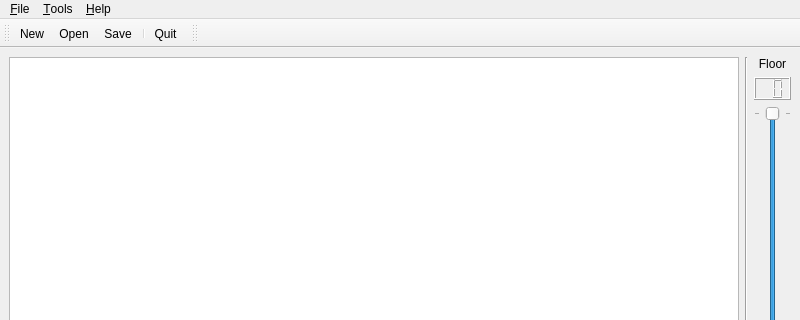
Before: the Qt Designer form ui/mainwindow.ui in gja/lblock, drawn with Qt 5; both pictures show x 0 to 800 and y 0 to 320 of the 800 by 600 pixel window.
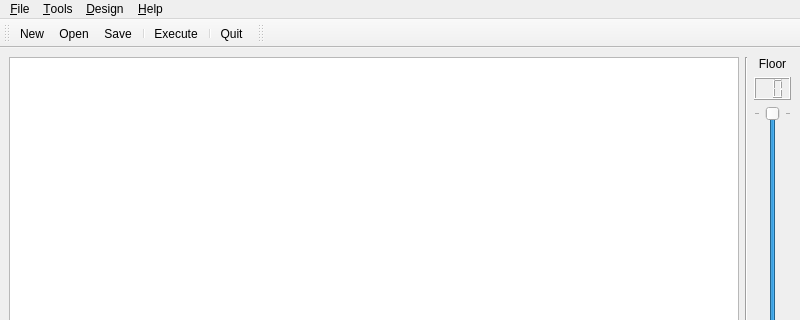
After: the same form once the commit is applied. Icons and pictures are not drawn.

Commit message: Added Execute Button

The edit to the form file:
```diff
--- a/ui/mainwindow.ui
+++ b/ui/mainwindow.ui
@@ -127,8 +127,15 @@
     <addaction name="separator" />
     <addaction name="menuToolbars" />
    </widget>
+   <widget class="QMenu" name="menu_Design" >
+    <property name="title" >
+     <string>&amp;Design</string>
+    </property>
+    <addaction name="actionExecute" />
+   </widget>
    <addaction name="menu_File" />
    <addaction name="menu_Tools" />
+   <addaction name="menu_Design" />
    <addaction name="menu_Help" />
   </widget>
   <widget class="QToolBar" name="fileToolbar" >
@@ -154,6 +161,8 @@
    <addaction name="action_Open" />
    <addaction name="action_Save" />
    <addaction name="separator" />
+   <addaction name="actionExecute" />
+   <addaction name="separator" />
    <addaction name="actionQuit" />
   </widget>
   <widget class="QToolBar" name="itemsToolBar" >
@@ -267,6 +276,15 @@
     <string>About Qt</string>
    </property>
   </action>
+  <action name="actionExecute" >
+   <property name="icon" >
+    <iconset resource="../icons.qrc" >
+     <normaloff>:/icons/icons/media-playback-start.png</normaloff>:/icons/icons/media-playback-start.png</iconset>
+   </property>
+   <property name="text" >
+    <string>Execute</string>
+   </property>
+  </action>
  </widget>
  <resources>
   <include location="../icons.qrc" />
```
Left out of the diff: 34 changed lines with no effect on the pictures. The commit also changes 2 other files.
